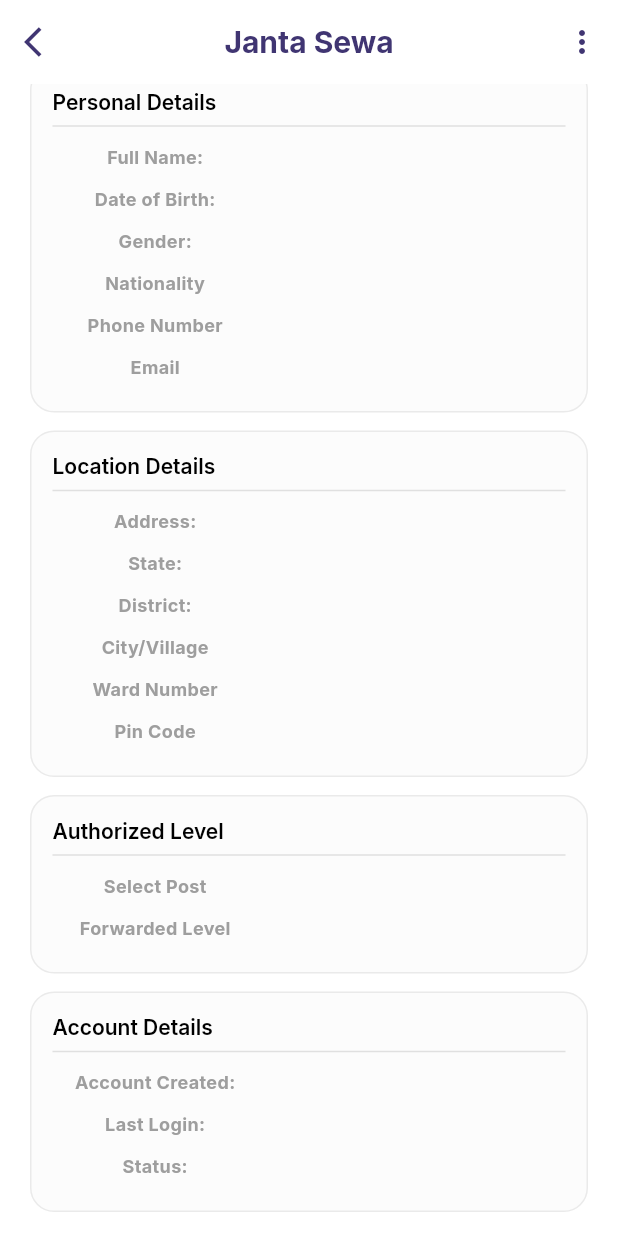
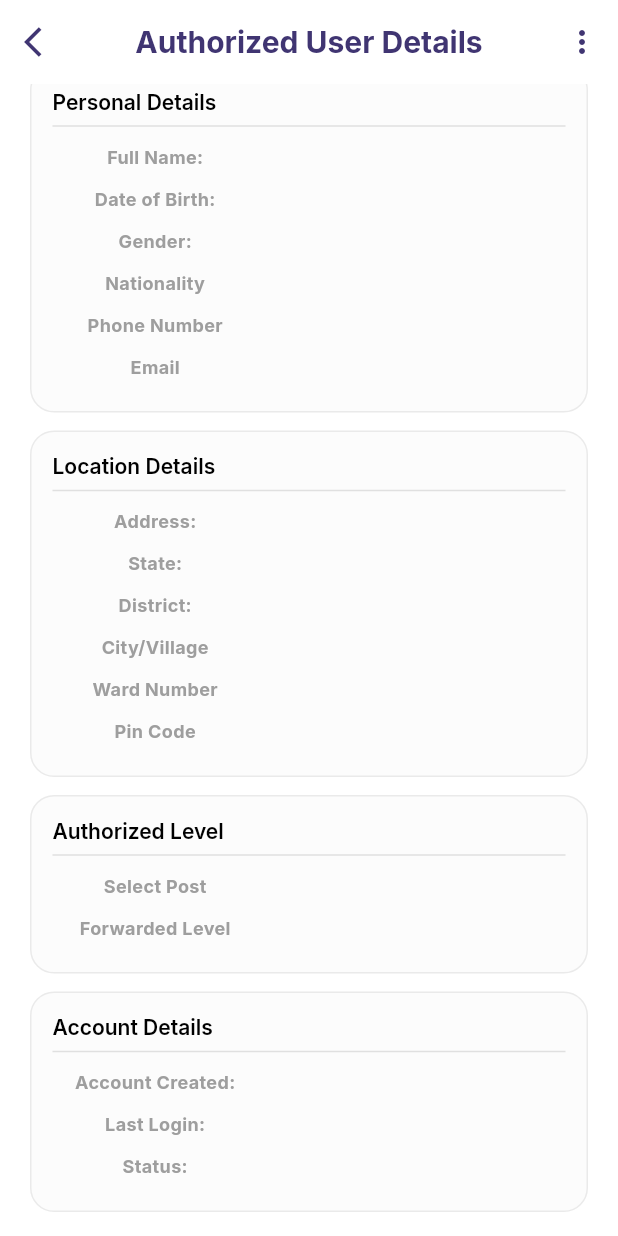
Before and after one commit to shail148/Admin-Janta-Sewa, a Flutter app: the AuthorizedUserDetailScreen screen opened directly with empty values, scrolled down 183 dp, on a phone screen of 412 x 824 dp. Run offline on Flutter 3.47's test engine with Material 3 defaults, Android fonts, the light colour scheme and no system bars; our stand-ins replace carousel_slider, file_picker, fl_chart, flutter_screenutil, flutter_svg, flutter_switch and 3 more; network calls fail.

Commit message:
click save on edit user and edit auth user screen & navigate back

```diff
--- a/lib/components/users/users_listview.dart
+++ b/lib/components/users/users_listview.dart
@@ -1,5 +1,6 @@
 import 'package:admin_jantasewa/controllers/user_controller.dart';
 import 'package:admin_jantasewa/models/user_model.dart';
+import 'package:admin_jantasewa/routes/app_routes.dart';
 import 'package:admin_jantasewa/view/users/user_detail_screen.dart';
 import 'package:admin_jantasewa/widgets/custom_search_bar.dart';
 import 'package:flutter/material.dart';
@@ -39,7 +40,9 @@
                 final UserModel user = c.filteredList[index];
                 return GestureDetector(
                   onTap: () {
-                    Get.to(() => UserDetailScreen(), arguments: user);
+                    //Get.to(() => UserDetailScreen(), arguments: user); //this can cause global key red screen error later,plz avoid not for production app
+                    Get.toNamed(AppRoutes.userDetailScreen, arguments: user);
+
                   },
                   child: Card(
                     elevation: 0,
--- a/lib/routes/app_pages.dart
+++ b/lib/routes/app_pages.dart
@@ -1,9 +1,16 @@
+import 'package:admin_jantasewa/models/authorized_user_model.dart';
+import 'package:admin_jantasewa/models/user_model.dart';
 import 'package:admin_jantasewa/view/auth/languge_switch.dart';
 import 'package:admin_jantasewa/view/bottomPages/new_home_page.dart';
 import 'package:admin_jantasewa/view/bottomPages/forwarded_history_page.dart';
 import 'package:admin_jantasewa/view/dashboard/dashboard.dart';
 import 'package:admin_jantasewa/view/drawerPages/settings/report_issue_page.dart';
-import 'package:get/get_navigation/src/routes/get_route.dart';
+import 'package:admin_jantasewa/view/users/authorized_user_detail_screen.dart';
+import 'package:admin_jantasewa/view/users/authorized_user_edit_screen.dart';
+import 'package:admin_jantasewa/view/users/create_autorized_user.dart';
+import 'package:admin_jantasewa/view/users/user_detail_screen.dart';
+import 'package:admin_jantasewa/view/users/user_edit_screen.dart';
+import 'package:get/get.dart';
 import 'app_routes.dart';
 
 class AppPages {
@@ -16,5 +23,27 @@
       page: () => const ForwardedHistoryPage(),
     ),
     GetPage(name: AppRoutes.newHomePage, page: () => const NewHomePage()),
-  ];
+    GetPage(name: AppRoutes.userDetailScreen, page: () => const UserDetailScreen()),
+    GetPage(name: AppRoutes.authorizedUserDetailScreen, page: () => const AuthorizedUserDetailScreen()),
+    GetPage(name: AppRoutes.createAuthorizedUserPage, page: () => const CreateAuthorizedUserPage()),
+
+     GetPage(
+      name: AppRoutes.userEditScreen,
+      page: () => UserEditScreen(
+        user: Get.arguments as UserModel, // get the UserModel passed in arguments
+      ),
+    ),
+
+    GetPage(
+      name: AppRoutes.authorizedUserEditScreen,
+      page: () => AuthorizedUserEditScreen(
+        authorizedUserModel: Get.arguments as AuthorizedUserModel, // get the Authorized UserModel passed in arguments
+      ),
+    )
+
+    ];
+
+
+
+
 }
--- a/lib/routes/app_routes.dart
+++ b/lib/routes/app_routes.dart
@@ -4,4 +4,9 @@
   static const reportissue = '/reportissue';
   static const requestPage = '/requestPage';
   static const newHomePage = '/newhomepage';
+  static const userDetailScreen = '/userDetailScreen';
+  static const authorizedUserDetailScreen = '/authorizedUserDetailScreen';
+  static const createAuthorizedUserPage = '/createAuthorizedUserPage';
+  static const userEditScreen = '/userEditScreen';
+  static const authorizedUserEditScreen = '/authorizedUserEditScreen';
 }
--- a/lib/view/bottomPages/new_home_page.dart
+++ b/lib/view/bottomPages/new_home_page.dart
@@ -81,6 +81,7 @@
               CustomTextWidget(
                 text: 'Departments',
                 fontWeight: FontWeight.bold,
+
                 fontsize: 14,
               ),
               const SizedBox(height: 10),
--- a/lib/view/users/authorized_user_detail_screen.dart
+++ b/lib/view/users/authorized_user_detail_screen.dart
@@ -1,6 +1,7 @@
 import 'package:admin_jantasewa/models/authorized_user_model.dart';
 import 'package:admin_jantasewa/models/user_model.dart';
 import 'package:admin_jantasewa/constants/colors.dart';
+import 'package:admin_jantasewa/routes/app_routes.dart';
 import 'package:admin_jantasewa/view/users/authorized_user_edit_screen.dart';
 import 'package:admin_jantasewa/view/users/user_edit_screen.dart';
 import 'package:admin_jantasewa/widgets/custom_app_bar.dart';
@@ -22,14 +23,15 @@
     final authorizedUser = Get.arguments as AuthorizedUserModel;
     return Scaffold(
       appBar: CustomTopAppBar(
-        title: 'Janta Sewa',
+        title: 'Authorized User Details',
         leftIcon: Icon(Icons.arrow_back_ios, color: AppColors.btnBgColor),
         rightIcon: CustomPopupMenu(
           onSelected: (value) {
             if (value == "Edit") {
                // Navigate to the UserEditScreen and pass the user data
            //Get.to(() => AuthorizedUserEditScreen(authorizedUser: authorizedUser));
-           Get.to(() => AuthorizedUserEditScreen(authorizedUserModel: authorizedUser));
+           //Get.to(() => AuthorizedUserEditScreen(authorizedUserModel: authorizedUser));
+           Get.toNamed(AppRoutes.authorizedUserEditScreen,arguments: authorizedUser);
 
             } else if (value == "Inactive") {
               if (kDebugMode) {
--- a/lib/view/users/user_detail_screen.dart
+++ b/lib/view/users/user_detail_screen.dart
@@ -1,5 +1,6 @@
 import 'package:admin_jantasewa/models/user_model.dart';
 import 'package:admin_jantasewa/constants/colors.dart';
+import 'package:admin_jantasewa/routes/app_routes.dart';
 import 'package:admin_jantasewa/view/users/user_edit_screen.dart';
 import 'package:admin_jantasewa/widgets/custom_app_bar.dart';
 import 'package:admin_jantasewa/widgets/custom_delete_dialog_box.dart';
@@ -17,13 +18,14 @@
     final user = Get.arguments as UserModel;
     return Scaffold(
       appBar: CustomTopAppBar(
-        title: 'Janta Sewa',
+        title: 'User Details',
         leftIcon: Icon(Icons.arrow_back_ios, color: AppColors.btnBgColor),
         rightIcon: CustomPopupMenu(
           onSelected: (value) {
             if (value == "Edit") {
               // Navigate to the UserEditScreen and pass the user data
-              Get.to(() => UserEditScreen(user: user));
+              //Get.to(() => UserEditScreen(user: user));
+             Get.toNamed(AppRoutes.userEditScreen, arguments: user);
             } else if (value == "Inactive") {
               if (kDebugMode) {
                 print("Marked as inactive");
--- a/lib/view/users/users_page.dart
+++ b/lib/view/users/users_page.dart
@@ -16,7 +16,7 @@
   Widget build(BuildContext context) {
     return Scaffold(
       appBar: CustomTopAppBar(
-        title: 'Janta Sewa',
+        title: 'All Users',
         leftIcon: Icon(Icons.arrow_back_ios, color: AppColors.btnBgColor),
         onLeftTap: () {
           Get.back();
```
Also changed, not shown: lib/components/users/authorized_user_listview.dart (+5 -2 lines), lib/view/users/authorized_user_edit_screen.dart (+17 -3 lines), lib/view/users/user_edit_screen.dart (+11 -0 lines).
